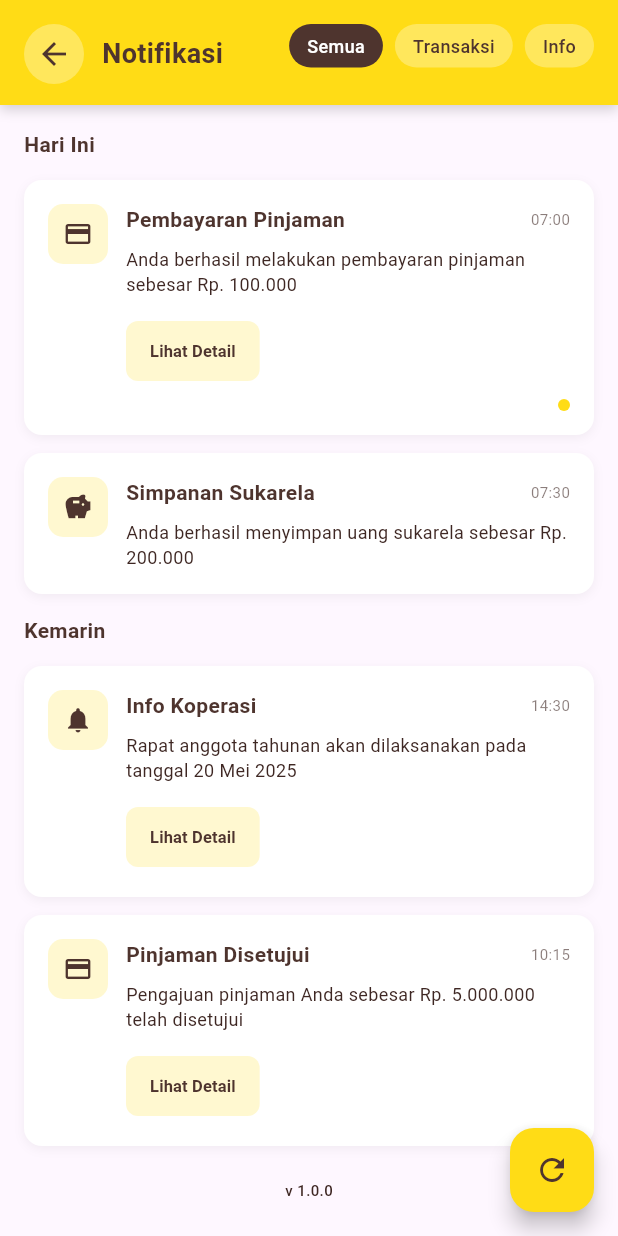
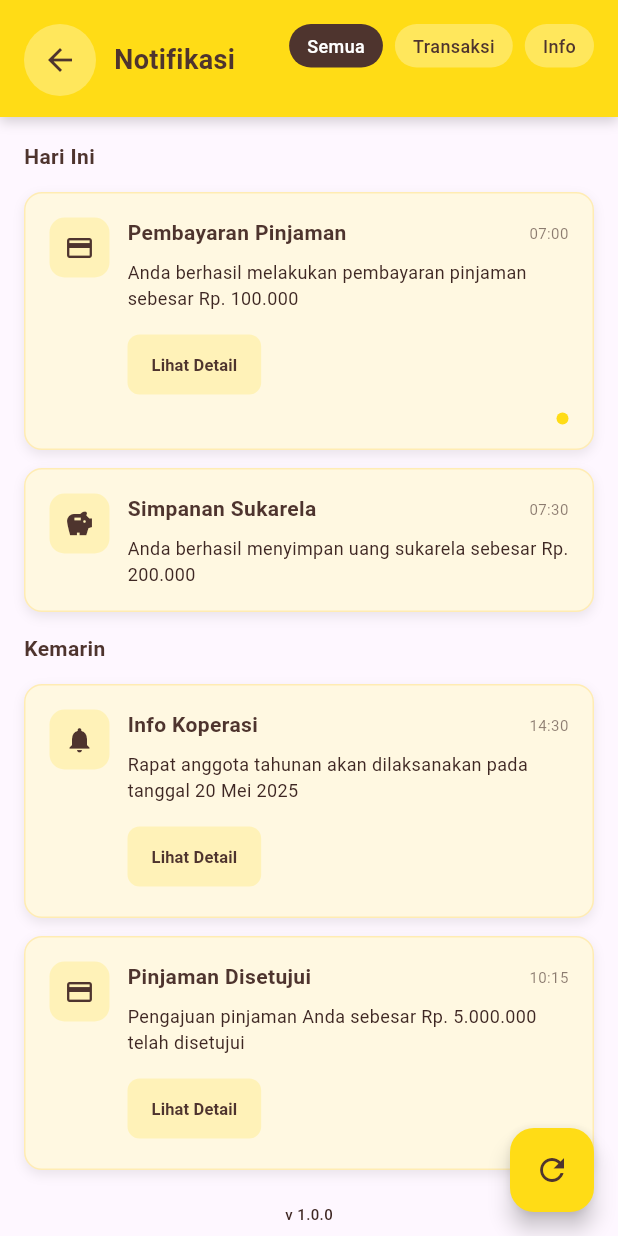
Before and after one commit to arppppppp/koperasimobile, a Flutter app: the NotificationScreen screen opened directly, on a phone screen of 412 x 824 dp. Run offline on Flutter 3.47's test engine with Material 3 defaults, Android fonts, the phone set to English and light mode, and no system bars.

Commit message:
rapihin notif

```diff
--- a/lib/screen/notification_screen.dart
+++ b/lib/screen/notification_screen.dart
@@ -53,23 +53,21 @@ class NotificationScreen extends StatelessWidget {
             children: [
               Row(
                 children: [
-                  GestureDetector(
-                    onTap: () {
+                  // Ganti GestureDetector dan Container lama dengan ini:
+                  Container(
+                    decoration: BoxDecoration(
+                      color: Colors.white.withOpacity(0.3),
+                      shape: BoxShape.circle,
+                    ),
+                    child: IconButton(
+                      icon: const Icon(Icons.arrow_back, color: Color(0xFF4E342E)),
+                      onPressed: () {
                         Navigator.pushReplacement(
                           context,
                           MaterialPageRoute(builder: (context) => const KoperasiApp()),
                         );
                       },
-                    child: Container(
-                      padding: const EdgeInsets.all(8),
-                      decoration: BoxDecoration(
-                        color: Colors.white.withOpacity(0.3),
-                        shape: BoxShape.circle,
-                      ),
-                      child: const Icon(
-                        Icons.arrow_back,
-                        color: Color(0xFF4E342E),
-                      ),
+                      splashRadius: 24,
                     ),
                   ),
                   const SizedBox(width: 12),
@@ -169,13 +167,17 @@ class NotificationCard extends StatelessWidget {
     return Container(
       margin: const EdgeInsets.symmetric(horizontal: 16, vertical: 6),
       decoration: BoxDecoration(
-        color: Colors.white,
+        color: const Color(0xFFFFF8E1), // latar kuning pucat, lebih jelas dari putih
         borderRadius: BorderRadius.circular(12),
+    border: Border.all(
+      color: const Color(0xFFFFECB3), // border lembut
+      width: 1,
+    ),
     boxShadow: [
       BoxShadow(
-            color: Colors.black.withOpacity(0.05),
-            blurRadius: 5,
-            offset: const Offset(0, 2),
+        color: Colors.black.withOpacity(0.08), // bayangan sedikit lebih gelap
+        blurRadius: 6,
+        offset: const Offset(0, 3),
       ),
     ],
   ),
```
Lines whose indentation alone changed are shown as unchanged.
